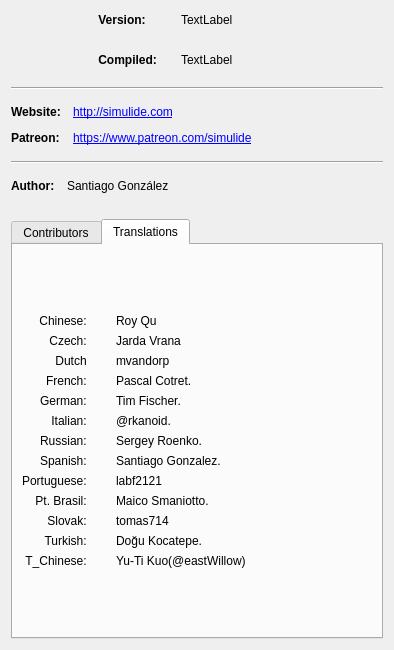
First picture: the form in src/gui/appdialogs/about.ui, repository Arcachofo/SimulIDE-dev, before the edit.
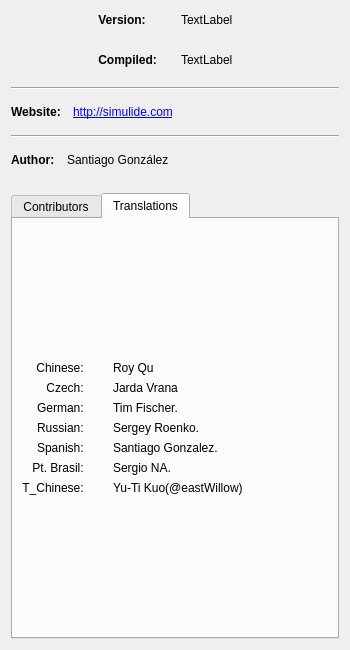
Second picture: the form after the edit. The open tabs and pages were chosen to show the change. Icons and pictures are not drawn.

Diff of the .ui file:
```diff
--- a/src/gui/appdialogs/about.ui
+++ b/src/gui/appdialogs/about.ui
@@ -6,7 +6,7 @@
    <rect>
     <x>0</x>
     <y>0</y>
-    <width>394</width>
+    <width>350</width>
     <height>650</height>
    </rect>
   </property>
@@ -171,52 +171,6 @@
      <property name="spacing">
       <number>12</number>
      </property>
-     <item row="0" column="0">
-      <widget class="QLabel" name="label_2">
-       <property name="sizePolicy">
-        <sizepolicy hsizetype="Fixed" vsizetype="Fixed">
-         <horstretch>0</horstretch>
-         <verstretch>0</verstretch>
-        </sizepolicy>
-       </property>
-       <property name="font">
-        <font>
-         <weight>75</weight>
-         <bold>true</bold>
-        </font>
-       </property>
-       <property name="text">
-        <string>Website:</string>
-       </property>
-       <property name="textFormat">
-        <enum>Qt::PlainText</enum>
-       </property>
-       <property name="openExternalLinks">
-        <bool>false</bool>
-       </property>
-       <property name="textInteractionFlags">
-        <set>Qt::NoTextInteraction</set>
-       </property>
-      </widget>
-     </item>
-     <item row="1" column="1">
-      <widget class="QLabel" name="patLink">
-       <property name="font">
-        <font>
-         <underline>true</underline>
-        </font>
-       </property>
-       <property name="text">
-        <string>&lt;a href=&quot;https://www.patreon.com/simulide/&quot;&gt;https://www.patreon.com/simulide&lt;/a&gt;</string>
-       </property>
-       <property name="textFormat">
-        <enum>Qt::RichText</enum>
-       </property>
-       <property name="openExternalLinks">
-        <bool>true</bool>
-       </property>
-      </widget>
-     </item>
      <item row="0" column="1">
       <widget class="QLabel" name="simLink">
        <property name="font">
@@ -241,8 +195,8 @@
        </property>
       </widget>
      </item>
-     <item row="1" column="0">
-      <widget class="QLabel" name="label_5">
+     <item row="0" column="0">
+      <widget class="QLabel" name="label_2">
        <property name="sizePolicy">
         <sizepolicy hsizetype="Fixed" vsizetype="Fixed">
          <horstretch>0</horstretch>
@@ -256,10 +210,13 @@
         </font>
        </property>
        <property name="text">
-        <string>Patreon:</string>
+        <string>Website:</string>
        </property>
        <property name="textFormat">
-        <enum>Qt::AutoText</enum>
+        <enum>Qt::PlainText</enum>
+       </property>
+       <property name="openExternalLinks">
+        <bool>false</bool>
        </property>
        <property name="textInteractionFlags">
         <set>Qt::NoTextInteraction</set>
@@ -585,8 +542,8 @@
       <layout class="QVBoxLayout" name="verticalLayout_3">
        <item>
         <layout class="QGridLayout" name="gridLayout_4">
-         <item row="9" column="1">
-          <widget class="QLabel" name="label_34">
+         <item row="1" column="1">
+          <widget class="QLabel" name="label_28">
            <property name="sizePolicy">
             <sizepolicy hsizetype="Expanding" vsizetype="Fixed">
              <horstretch>0</horstretch>
@@ -594,36 +551,7 @@
             </sizepolicy>
            </property>
            <property name="text">
-            <string>Maico Smaniotto.</string>
-           </property>
-          </widget>
-         </item>
-         <item row="9" column="0">
-          <widget class="QLabel" name="label_35">
-           <property name="sizePolicy">
-            <sizepolicy hsizetype="Preferred" vsizetype="Fixed">
-             <horstretch>0</horstretch>
-             <verstretch>0</verstretch>
-            </sizepolicy>
-           </property>
-           <property name="text">
-            <string>Pt. Brasil:       </string>
-           </property>
-           <property name="alignment">
-            <set>Qt::AlignRight|Qt::AlignTrailing|Qt::AlignVCenter</set>
-           </property>
-          </widget>
-         </item>
-         <item row="5" column="1">
-          <widget class="QLabel" name="label_37">
-           <property name="sizePolicy">
-            <sizepolicy hsizetype="Expanding" vsizetype="Fixed">
-             <horstretch>0</horstretch>
-             <verstretch>0</verstretch>
-            </sizepolicy>
-           </property>
-           <property name="text">
-            <string>@rkanoid.</string>
+            <string>Jarda Vrana</string>
            </property>
           </widget>
          </item>
@@ -640,8 +568,8 @@
            </property>
           </widget>
          </item>
-         <item row="11" column="1">
-          <widget class="QLabel" name="label_10">
+         <item row="2" column="1">
+          <widget class="QLabel" name="label_25">
            <property name="sizePolicy">
             <sizepolicy hsizetype="Expanding" vsizetype="Fixed">
              <horstretch>0</horstretch>
@@ -649,12 +577,12 @@
             </sizepolicy>
            </property>
            <property name="text">
-            <string>Doğu Kocatepe.</string>
+            <string>Tim Fischer.</string>
            </property>
           </widget>
          </item>
-         <item row="11" column="0">
-          <widget class="QLabel" name="label_9">
+         <item row="6" column="0">
+          <widget class="QLabel" name="label_49">
            <property name="sizePolicy">
             <sizepolicy hsizetype="Preferred" vsizetype="Fixed">
              <horstretch>0</horstretch>
@@ -662,46 +590,40 @@
             </sizepolicy>
            </property>
            <property name="text">
-            <string>Turkish:       </string>
+            <string notr="true">T_Chinese:       </string>
            </property>
            <property name="alignment">
             <set>Qt::AlignRight|Qt::AlignTrailing|Qt::AlignVCenter</set>
            </property>
           </widget>
          </item>
-         <item row="5" column="0">
-          <widget class="QLabel" name="label_36">
+         <item row="5" column="1">
+          <widget class="QLabel" name="label_34">
            <property name="sizePolicy">
-            <sizepolicy hsizetype="Preferred" vsizetype="Fixed">
+            <sizepolicy hsizetype="Expanding" vsizetype="Fixed">
              <horstretch>0</horstretch>
              <verstretch>0</verstretch>
             </sizepolicy>
            </property>
            <property name="text">
-            <string>Italian:       </string>
+            <string>Sergio NA.</string>
            </property>
-           <property name="alignment">
-            <set>Qt::AlignRight|Qt::AlignTrailing|Qt::AlignVCenter</set>
-           </property>
           </widget>
          </item>
-         <item row="2" column="0">
-          <widget class="QLabel" name="label_43">
+         <item row="6" column="1">
+          <widget class="QLabel" name="label_50">
            <property name="sizePolicy">
-            <sizepolicy hsizetype="Preferred" vsizetype="Fixed">
+            <sizepolicy hsizetype="Expanding" vsizetype="Fixed">
              <horstretch>0</horstretch>
              <verstretch>0</verstretch>
             </sizepolicy>
            </property>
            <property name="text">
-            <string>Dutch       </string>
+            <string notr="true">Yu-Ti Kuo(@eastWillow)</string>
            </property>
-           <property name="alignment">
-            <set>Qt::AlignRight|Qt::AlignTrailing|Qt::AlignVCenter</set>
-           </property>
           </widget>
          </item>
-         <item row="7" column="1">
+         <item row="4" column="1">
           <widget class="QLabel" name="label_19">
            <property name="sizePolicy">
             <sizepolicy hsizetype="Expanding" vsizetype="Fixed">
@@ -714,8 +636,8 @@
            </property>
           </widget>
          </item>
-         <item row="3" column="0">
-          <widget class="QLabel" name="label_23">
+         <item row="2" column="0">
+          <widget class="QLabel" name="label_29">
            <property name="sizePolicy">
             <sizepolicy hsizetype="Preferred" vsizetype="Fixed">
              <horstretch>0</horstretch>
@@ -723,14 +645,30 @@
             </sizepolicy>
            </property>
            <property name="text">
-            <string>French:       </string>
+            <string>German:       </string>
            </property>
            <property name="alignment">
             <set>Qt::AlignRight|Qt::AlignTrailing|Qt::AlignVCenter</set>
            </property>
           </widget>
          </item>
-         <item row="6" column="1">
+         <item row="5" column="0">
+          <widget class="QLabel" name="label_35">
+           <property name="sizePolicy">
+            <sizepolicy hsizetype="Preferred" vsizetype="Fixed">
+             <horstretch>0</horstretch>
+             <verstretch>0</verstretch>
+            </sizepolicy>
+           </property>
+           <property name="text">
+            <string>Pt. Brasil:       </string>
+           </property>
+           <property name="alignment">
+            <set>Qt::AlignRight|Qt::AlignTrailing|Qt::AlignVCenter</set>
+           </property>
+          </widget>
+         </item>
+         <item row="3" column="1">
           <widget class="QLabel" name="label_22">
            <property name="sizePolicy">
             <sizepolicy hsizetype="Expanding" vsizetype="Fixed">
@@ -743,7 +681,23 @@
            </property>
           </widget>
          </item>
-         <item row="7" column="0">
+         <item row="3" column="0">
+          <widget class="QLabel" name="label_21">
+           <property name="sizePolicy">
+            <sizepolicy hsizetype="Preferred" vsizetype="Fixed">
+             <horstretch>0</horstretch>
+             <verstretch>0</verstretch>
+            </sizepolicy>
+           </property>
+           <property name="text">
+            <string>Russian:       </string>
+           </property>
+           <property name="alignment">
+            <set>Qt::AlignRight|Qt::AlignTrailing|Qt::AlignVCenter</set>
+           </property>
+          </widget>
+         </item>
+         <item row="4" column="0">
           <widget class="QLabel" name="label_15">
            <property name="sizePolicy">
             <sizepolicy hsizetype="Preferred" vsizetype="Fixed">
@@ -759,19 +713,6 @@
            </property>
           </widget>
          </item>
-         <item row="4" column="1">
-          <widget class="QLabel" name="label_25">
-           <property name="sizePolicy">
-            <sizepolicy hsizetype="Expanding" vsizetype="Fixed">
-             <horstretch>0</horstretch>
-             <verstretch>0</verstretch>
-            </sizepolicy>
-           </property>
-           <property name="text">
-            <string>Tim Fischer.</string>
-           </property>
-          </widget>
-         </item>
          <item row="0" column="0">
           <widget class="QLabel" name="label_27">
            <property name="sizePolicy">
@@ -804,164 +745,6 @@
            </property>
           </widget>
          </item>
-         <item row="6" column="0">
-          <widget class="QLabel" name="label_21">
-           <property name="sizePolicy">
-            <sizepolicy hsizetype="Preferred" vsizetype="Fixed">
-             <horstretch>0</horstretch>
-             <verstretch>0</verstretch>
-            </sizepolicy>
-           </property>
-           <property name="text">
-            <string>Russian:       </string>
-           </property>
-           <property name="alignment">
-            <set>Qt::AlignRight|Qt::AlignTrailing|Qt::AlignVCenter</set>
-           </property>
-          </widget>
-         </item>
-         <item row="8" column="1">
-          <widget class="QLabel" name="label_42">
-           <property name="sizePolicy">
-            <sizepolicy hsizetype="Expanding" vsizetype="Fixed">
-             <horstretch>0</horstretch>
-             <verstretch>0</verstretch>
-            </sizepolicy>
-           </property>
-           <property name="text">
-            <string>labf2121</string>
-           </property>
-          </widget>
-         </item>
-         <item row="1" column="1">
-          <widget class="QLabel" name="label_28">
-           <property name="sizePolicy">
-            <sizepolicy hsizetype="Expanding" vsizetype="Fixed">
-             <horstretch>0</horstretch>
-             <verstretch>0</verstretch>
-            </sizepolicy>
-           </property>
-           <property name="text">
-            <string>Jarda Vrana</string>
-           </property>
-          </widget>
-         </item>
-         <item row="4" column="0">
-          <widget class="QLabel" name="label_29">
-           <property name="sizePolicy">
-            <sizepolicy hsizetype="Preferred" vsizetype="Fixed">
-             <horstretch>0</horstretch>
-             <verstretch>0</verstretch>
-            </sizepolicy>
-           </property>
-           <property name="text">
-            <string>German:       </string>
-           </property>
-           <property name="alignment">
-            <set>Qt::AlignRight|Qt::AlignTrailing|Qt::AlignVCenter</set>
-           </property>
-          </widget>
-         </item>
-         <item row="2" column="1">
-          <widget class="QLabel" name="label_41">
-           <property name="sizePolicy">
-            <sizepolicy hsizetype="Expanding" vsizetype="Fixed">
-             <horstretch>0</horstretch>
-             <verstretch>0</verstretch>
-            </sizepolicy>
-           </property>
-           <property name="text">
-            <string>mvandorp</string>
-           </property>
-          </widget>
-         </item>
-         <item row="10" column="0">
-          <widget class="QLabel" name="label_38">
-           <property name="sizePolicy">
-            <sizepolicy hsizetype="Preferred" vsizetype="Fixed">
-             <horstretch>0</horstretch>
-             <verstretch>0</verstretch>
-            </sizepolicy>
-           </property>
-           <property name="text">
-            <string>Slovak:       </string>
-           </property>
-           <property name="alignment">
-            <set>Qt::AlignRight|Qt::AlignTrailing|Qt::AlignVCenter</set>
-           </property>
-          </widget>
-         </item>
-         <item row="8" column="0">
-          <widget class="QLabel" name="label_44">
-           <property name="sizePolicy">
-            <sizepolicy hsizetype="Preferred" vsizetype="Fixed">
-             <horstretch>0</horstretch>
-             <verstretch>0</verstretch>
-            </sizepolicy>
-           </property>
-           <property name="text">
-            <string>Portuguese:       </string>
-           </property>
-           <property name="alignment">
-            <set>Qt::AlignRight|Qt::AlignTrailing|Qt::AlignVCenter</set>
-           </property>
-          </widget>
-         </item>
-         <item row="3" column="1">
-          <widget class="QLabel" name="label_24">
-           <property name="sizePolicy">
-            <sizepolicy hsizetype="Expanding" vsizetype="Fixed">
-             <horstretch>0</horstretch>
-             <verstretch>0</verstretch>
-            </sizepolicy>
-           </property>
-           <property name="text">
-            <string>Pascal Cotret.</string>
-           </property>
-          </widget>
-         </item>
-         <item row="10" column="1">
-          <widget class="QLabel" name="label_40">
-           <property name="sizePolicy">
-            <sizepolicy hsizetype="Expanding" vsizetype="Fixed">
-             <horstretch>0</horstretch>
-             <verstretch>0</verstretch>
-            </sizepolicy>
-           </property>
-           <property name="text">
-            <string>tomas714</string>
-           </property>
-          </widget>
-         </item>
-         <item row="12" column="0">
-          <widget class="QLabel" name="label_49">
-           <property name="sizePolicy">
-            <sizepolicy hsizetype="Preferred" vsizetype="Fixed">
-             <horstretch>0</horstretch>
-             <verstretch>0</verstretch>
-            </sizepolicy>
-           </property>
-           <property name="text">
-            <string notr="true">T_Chinese:       </string>
-           </property>
-           <property name="alignment">
-            <set>Qt::AlignRight|Qt::AlignTrailing|Qt::AlignVCenter</set>
-           </property>
-          </widget>
-         </item>
-         <item row="12" column="1">
-          <widget class="QLabel" name="label_50">
-           <property name="sizePolicy">
-            <sizepolicy hsizetype="Expanding" vsizetype="Fixed">
-             <horstretch>0</horstretch>
-             <verstretch>0</verstretch>
-            </sizepolicy>
-           </property>
-           <property name="text">
-            <string notr="true">Yu-Ti Kuo(@eastWillow)</string>
-           </property>
-          </widget>
-         </item>
         </layout>
        </item>
       </layout>
```
Left out of the diff: 2 changed lines with no effect on the pictures.
